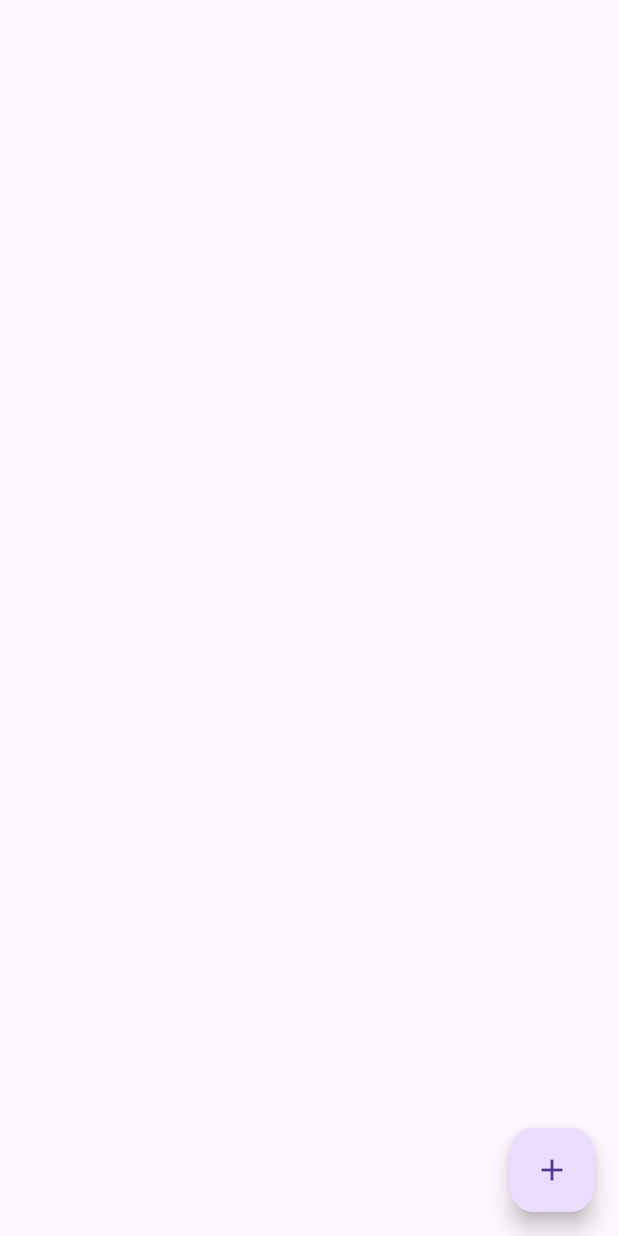
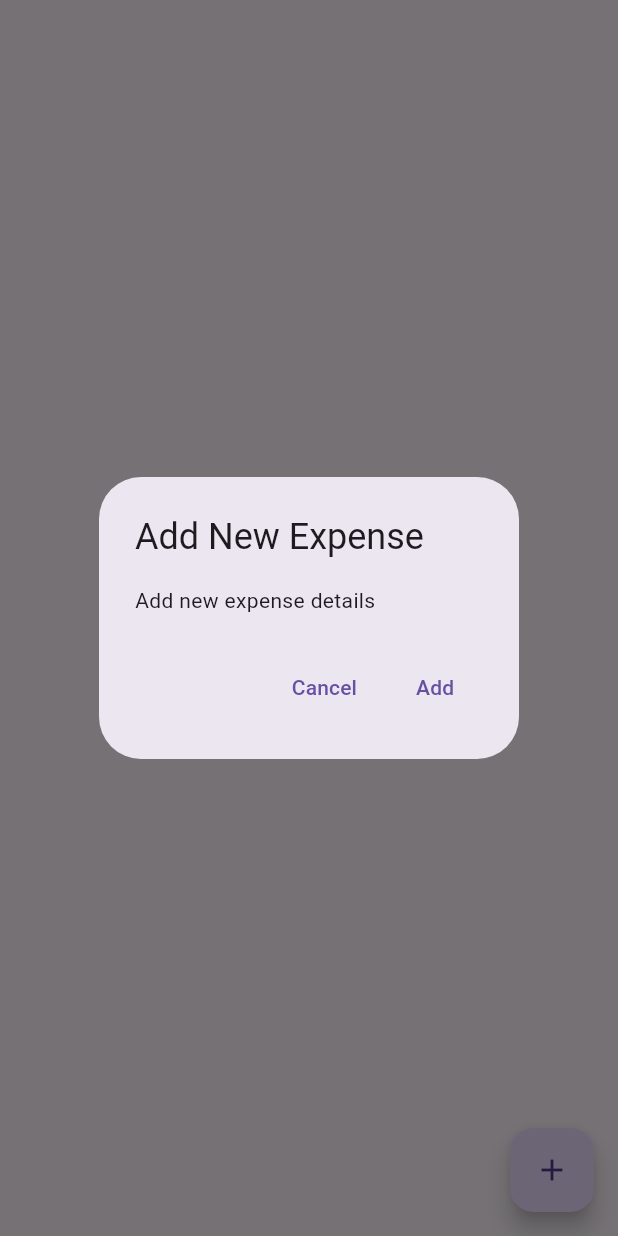
Before and after one commit to Odhi-ambo/project_money_spent, a Flutter app: the screen it shows after launch, after a tap on the "add" icon, on a phone screen of 412 x 824 dp. Run offline on Flutter 3.47's test engine with Material 3 defaults, Android fonts, the phone set to English and light mode, and no system bars; our stand-ins replace isar; accounts and stored records are empty.

Commit message:
homepage functionalities

```diff
--- a/lib/pages/home_page.dart
+++ b/lib/pages/home_page.dart
@@ -10,7 +10,29 @@ class HomePage extends StatefulWidget {
 class _HomePageState extends State<HomePage> {
   void addNewExpense() {
     //add new expense
+    showDialog(
+        context: context,
+        builder: (context) => AlertDialog(
+              title: Text('Add New Expense'),
+              content: Text('Add new expense details'),
+              actions: [
+                TextButton(
+                  onPressed: () {
+                    Navigator.of(context).pop();
+                  },
+                  child: Text('Cancel'),
+                ),
+                TextButton(
+                  onPressed: () {
+                    // Add new expense
+                    Navigator.of(context).pop();
+                  },
+                  child: Text('Add'),
+                ),
+              ],
+            ));
   }
+
   @override
   Widget build(BuildContext context) {
     return Scaffold(
```
